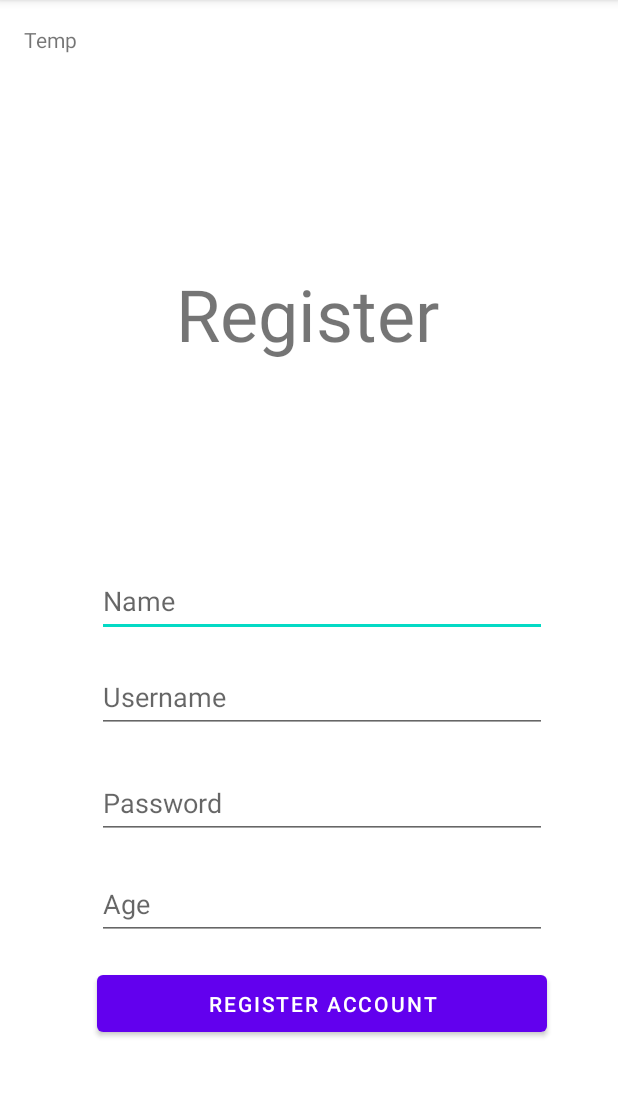
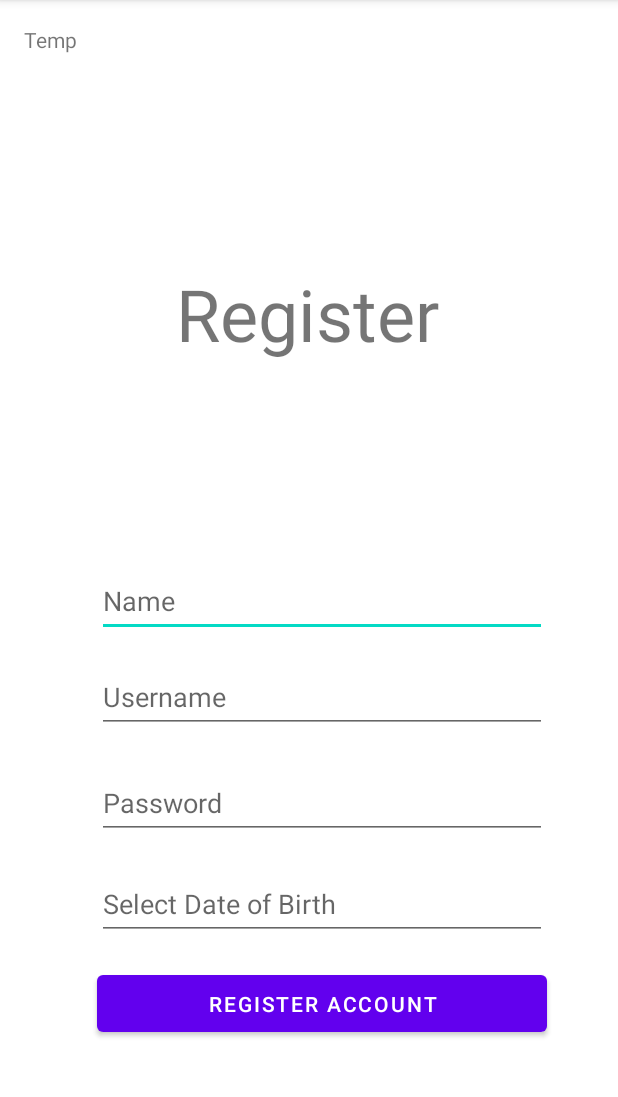
Before and after one commit to mb2975/MainBuzz_FrontEnd3623, an Android app: the RegisterActivity screen opened directly, with no data from a screen before it, after a tap on "REGISTER ACCOUNT", on a phone screen of 412 x 824 dp, the part 84-1181 px from its top. Run offline under Robolectric (Android 15) with nearby library versions, the light colour scheme and no system bars; our stand-ins replace Volley.

Commit message:
Added DoB to RegisterActivity

```diff
--- a/Beehive_FrontEnd-Master/app/src/main/java/com/example/themainbuzzlogin2/DBHelper.java
+++ b/Beehive_FrontEnd-Master/app/src/main/java/com/example/themainbuzzlogin2/DBHelper.java
@@ -23,11 +23,11 @@ public class DBHelper extends SQLiteOpenHelper {
 
     @Override
     public void onUpgrade(SQLiteDatabase db, int oldVersion, int newVersion) {
-        db.execSQL("drop table if exists users");
+        db.execSQL("drop table if exists ");
         //testing
     }
 
-    public boolean insertData(String username, String password, String name, int age){
+    public boolean insertData(String username, String password, String name, String age){
         SQLiteDatabase db = this.getWritableDatabase();
         ContentValues values = new ContentValues();
         values.put("username", username);
--- a/Beehive_FrontEnd-Master/app/src/main/java/com/example/themainbuzzlogin2/RegisterActivity.java
+++ b/Beehive_FrontEnd-Master/app/src/main/java/com/example/themainbuzzlogin2/RegisterActivity.java
@@ -4,12 +4,17 @@ import androidx.appcompat.app.AlertDialog;
 import androidx.appcompat.app.AppCompatActivity;
 
 import android.annotation.SuppressLint;
+import android.app.DatePickerDialog;
 import android.content.Intent;
 import android.content.IntentSender;
+import android.icu.util.Calendar;
 import android.os.Bundle;
+import android.text.Editable;
 import android.text.TextUtils;
+import android.text.TextWatcher;
 import android.view.View;
 import android.widget.Button;
+import android.widget.DatePicker;
 import android.widget.EditText;
 import android.widget.Toast;
 
@@ -33,7 +38,29 @@ public class RegisterActivity extends AppCompatActivity {
 
         DB = new DBHelper(this);
 
-        final EditText etAge = (EditText) findViewById(R.id.etAge);
+
+        final EditText etDate = (EditText) findViewById(R.id.etDate);
+
+        etDate.setOnClickListener(new View.OnClickListener() {
+            DatePickerDialog picker;
+            @Override
+            public void onClick(View v) {
+                final Calendar calendar = Calendar.getInstance();
+                int day = calendar.get(Calendar.DAY_OF_MONTH);
+                int month = calendar.get(Calendar.MONTH);
+                int year = calendar.get(Calendar.YEAR);
+
+
+                picker = new DatePickerDialog(RegisterActivity.this, new DatePickerDialog.OnDateSetListener() {
+                    @Override
+                    public void onDateSet(DatePicker view, int year, int month, int dayOfMonth) {
+                        etDate.setText( (month + 1) + "/" +dayOfMonth  + "/" + year);
+                    }
+                }, year, month, day);
+                picker.show();
+            }
+        });
+
         final EditText etName = (EditText) findViewById(R.id.etName);
         @SuppressLint({"MissingInflatedId", "LocalSuppress"}) final EditText etUsername = (EditText) findViewById(R.id.etUsername);
         final EditText etPassword = (EditText) findViewById(R.id.etPassword);
@@ -46,15 +73,15 @@ public class RegisterActivity extends AppCompatActivity {
                 String user = etUsername.getText().toString();
                 String name = etName.getText().toString();
                 String pass = etPassword.getText().toString();
-                String age = etAge.getText().toString();
+                String DoB = etDate.getText().toString();
 
-                if (TextUtils.isEmpty(user) || TextUtils.isEmpty(name) || TextUtils.isEmpty(pass) || TextUtils.isEmpty(age)){
+                if (TextUtils.isEmpty(user) || TextUtils.isEmpty(name) || TextUtils.isEmpty(pass) || TextUtils.isEmpty(DoB)){
                     Toast.makeText(RegisterActivity.this, "All fields Required", Toast.LENGTH_SHORT).show();
                 }
                 else{
                     Boolean checkuser = DB.checkUsername(user);
                     if (checkuser == false){
-                        Boolean insert = DB.insertData(user, pass, name, Integer.parseInt(age));
+                        Boolean insert = DB.insertData(user, pass, name, DoB);
                         if (insert==true){
                             Toast.makeText(RegisterActivity.this, "Registered Successfully", Toast.LENGTH_SHORT).show();
                             Intent intent = new Intent(getApplicationContext(), MainActivity.class);
@@ -63,7 +90,7 @@ public class RegisterActivity extends AppCompatActivity {
                             Toast.makeText(RegisterActivity.this, "Registration Failed", Toast.LENGTH_SHORT).show();
                         }
                     }else{
-                        Toast.makeText(RegisterActivity.this, "User Already Exists", Toast.LENGTH_SHORT).show();
+                        Toast.makeText(RegisterActivity.this, "User Already Exists With That Username, Try Again", Toast.LENGTH_SHORT).show();
 
                     }
                 }
--- a/Beehive_FrontEnd-Master/app/src/main/res/layout/activity_register.xml
+++ b/Beehive_FrontEnd-Master/app/src/main/res/layout/activity_register.xml
@@ -49,20 +49,6 @@
         app:layout_constraintVertical_bias="0.897" />
 
     <EditText
-        android:id="@+id/etAge"
-        android:layout_width="300dp"
-        android:layout_height="47dp"
-        android:ems="10"
-        android:hint="Age"
-        android:inputType="number"
-        app:layout_constraintBottom_toBottomOf="parent"
-        app:layout_constraintEnd_toEndOf="parent"
-        app:layout_constraintHorizontal_bias="0.576"
-        app:layout_constraintStart_toStartOf="parent"
-        app:layout_constraintTop_toTopOf="parent"
-        app:layout_constraintVertical_bias="0.804" />
-
-    <EditText
         android:id="@+id/etPassword"
         android:layout_width="300dp"
         android:layout_height="47dp"
@@ -101,4 +87,19 @@
         app:layout_constraintTop_toTopOf="parent"
         app:layout_constraintVertical_bias="0.022" />
 
+    <EditText
+        android:id="@+id/etDate"
+        android:layout_width="300dp"
+        android:layout_height="47dp"
+        android:ems="10"
+        android:focusable="false"
+        android:hint="Select Date of Birth"
+        android:inputType="date"
+        app:layout_constraintBottom_toBottomOf="parent"
+        app:layout_constraintEnd_toEndOf="parent"
+        app:layout_constraintHorizontal_bias="0.576"
+        app:layout_constraintStart_toStartOf="parent"
+        app:layout_constraintTop_toTopOf="parent"
+        app:layout_constraintVertical_bias="0.804" />
+
 </androidx.constraintlayout.widget.ConstraintLayout>
```
Also changed, not shown: 1 other file.
